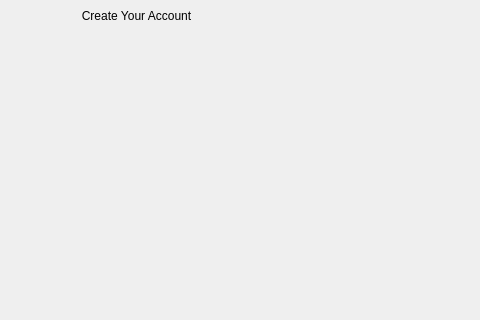
Old version of the form designs/xml/register_window.ui in the repository daniel-deru/WorkMate-3.0; both pictures show x 0 to 480 and y 0 to 320 of the 1088 by 498 pixel window.
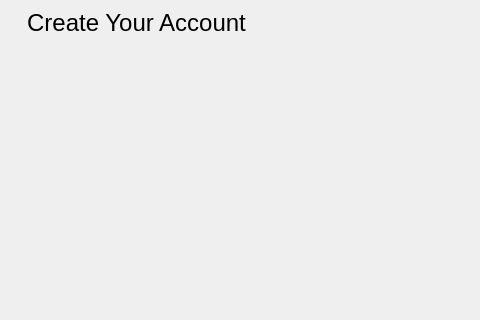
New version of the form.

```diff
--- a/designs/xml/register_window.ui
+++ b/designs/xml/register_window.ui
@@ -39,6 +39,9 @@
             <height>50</height>
            </size>
           </property>
+          <property name="styleSheet">
+           <string notr="true">font-size: 24px;</string>
+          </property>
           <property name="text">
            <string>Create Your Account</string>
           </property>
```
